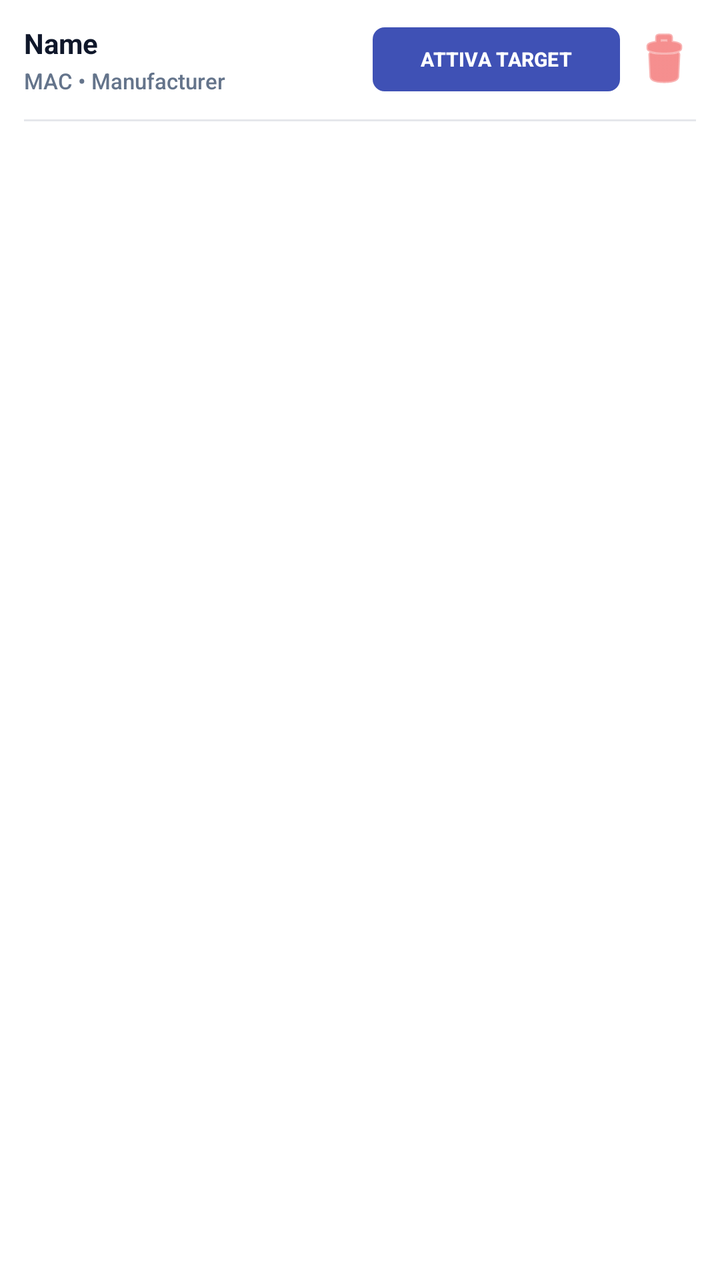
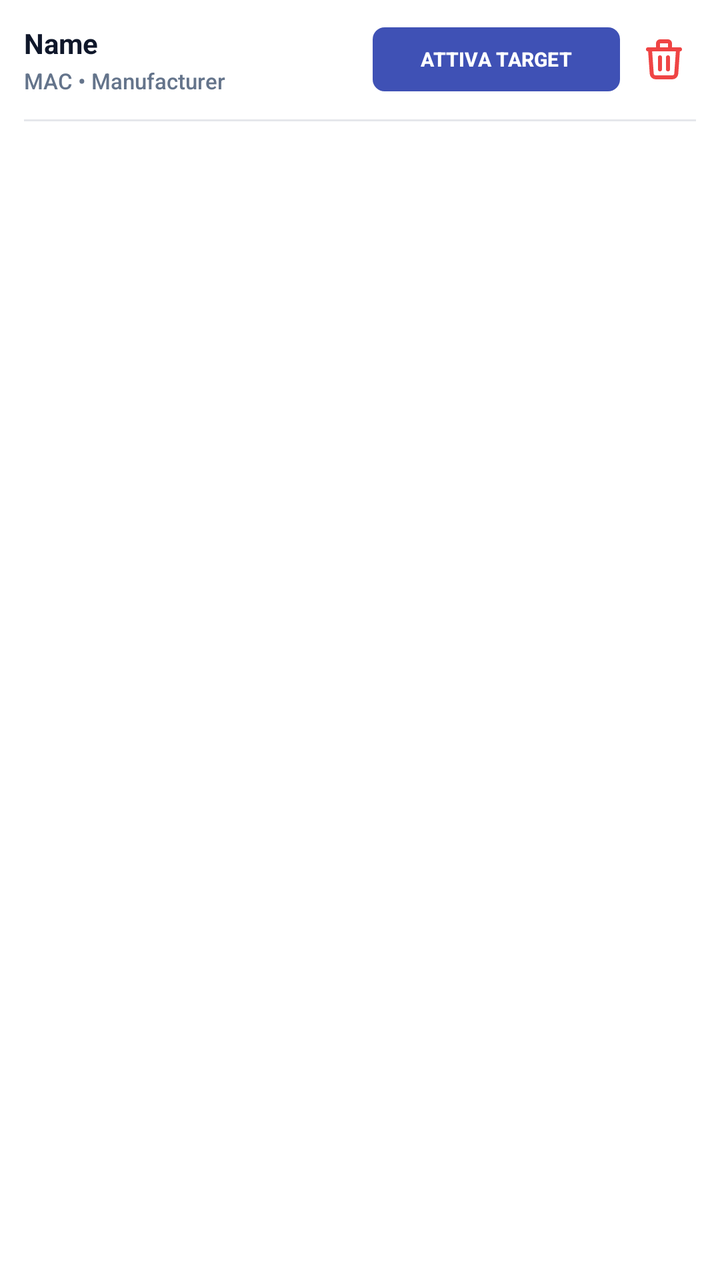

An Android layout rendered at two revisions. The XML below is the earlier revision; the diff shows what the commit changed to produce the second picture.
<!-- AndroidManifest.xml: application theme Theme.ItagScanner -->
<!-- res/layout/archive_list_item.xml -->
<?xml version="1.0" encoding="utf-8"?>
<LinearLayout xmlns:android="http://schemas.android.com/apk/res/android"
    xmlns:app="http://schemas.android.com/apk/res-auto"
    android:layout_width="match_parent"
    android:layout_height="wrap_content"
    android:orientation="vertical"
    android:background="#FFFFFF"
    android:padding="12dp">

    <LinearLayout
        android:layout_width="match_parent"
        android:layout_height="wrap_content"
        android:orientation="horizontal"
        android:gravity="center_vertical">

        <LinearLayout
            android:layout_width="0dp"
            android:layout_height="wrap_content"
            android:layout_weight="1"
            android:orientation="vertical">

            <LinearLayout
                android:layout_width="match_parent"
                android:layout_height="wrap_content"
                android:orientation="horizontal"
                android:gravity="center_vertical">
                <TextView
                    android:id="@+id/archiveNameText"
                    android:layout_width="wrap_content"
                    android:layout_height="wrap_content"
                    android:text="Name"
                    android:textSize="14sp"
                    android:textStyle="bold"
                    android:textColor="@color/text_primary" />
                    
                <TextView
                    android:id="@+id/archiveTechBadge"
                    android:layout_width="wrap_content"
                    android:layout_height="wrap_content"
                    android:layout_marginStart="6dp"
                    android:text="BLE"
                    android:textSize="10sp"
                    android:textStyle="bold"
                    android:paddingStart="6dp"
                    android:paddingEnd="6dp"
                    android:paddingTop="2dp"
                    android:paddingBottom="2dp"
                    android:background="@drawable/bg_badge_ble"
                    android:textColor="#1E3A8A"
                    android:visibility="gone" />
                    
                <TextView
                    android:id="@+id/archiveActiveBadge"
                    android:layout_width="wrap_content"
                    android:layout_height="wrap_content"
                    android:layout_marginStart="6dp"
                    android:text="ATTIVO ORA"
                    android:textSize="10sp"
                    android:textStyle="bold"
                    android:paddingStart="6dp"
                    android:paddingEnd="6dp"
                    android:paddingTop="2dp"
                    android:paddingBottom="2dp"
                    android:background="@drawable/dot_indicator"
                    android:backgroundTint="#059669"
                    android:textColor="#FFFFFF"
                    android:visibility="gone" />
            </LinearLayout>

            <TextView
                android:id="@+id/archiveDetailsText"
                android:layout_width="match_parent"
                android:layout_height="wrap_content"
                android:layout_marginTop="2dp"
                android:text="MAC • Manufacturer"
                android:textSize="11sp"
                android:fontFamily="sans-serif-medium"
                android:textColor="@color/text_secondary" />
        </LinearLayout>

        <com.google.android.material.button.MaterialButton
            android:id="@+id/archiveActionButton"
            android:layout_width="wrap_content"
            android:layout_height="32dp"
            android:text="ATTIVA TARGET"
            android:textSize="10sp"
            android:textStyle="bold"
            android:textColor="#FFFFFF"
            app:backgroundTint="#3F51B5"
            app:cornerRadius="6dp"
            android:insetTop="0dp"
            android:insetBottom="0dp"
            android:paddingStart="10dp"
            android:paddingEnd="10dp"
            android:layout_marginEnd="6dp" />

        <ImageButton
            android:id="@+id/archiveDeleteButton"
            android:layout_width="32dp"
            android:layout_height="32dp"
            android:src="@android:drawable/ic_menu_delete"
            app:tint="#EF4444"
            android:background="?android:attr/selectableItemBackgroundBorderless" />
    </LinearLayout>
    
    <View
        android:layout_width="match_parent"
        android:layout_height="1dp"
        android:background="#E5E7EB"
        android:layout_marginTop="12dp"
        android:layout_marginBottom="-12dp"/>
</LinearLayout>
<!-- resources referenced by this layout -->
<resources>
  <color name="text_primary">#0F172A</color>
  <color name="text_secondary">#64748B</color>
  <!-- drawable bg_badge_ble (drawable) -->
  <?xml version="1.0" encoding="utf-8"?>
  <shape xmlns:android="http://schemas.android.com/apk/res/android"
      android:shape="rectangle">
      <solid android:color="#EFF6FF" />
      <stroke android:width="1dp" android:color="#BFDBFE" />
      <corners android:radius="12dp" />
  </shape>
  <!-- drawable dot_indicator (drawable) -->
  <?xml version="1.0" encoding="utf-8"?>
  <shape xmlns:android="http://schemas.android.com/apk/res/android"
      android:shape="oval">
      <solid android:color="#94A3B8" />
      <size android:width="10dp" android:height="10dp" />
  </shape>
  <style name="Theme.ItagScanner" parent="Theme.Material3.Light.NoActionBar">
          <item name="colorPrimary">@color/colorPrimary</item>
          <item name="colorPrimaryDark">@color/colorPrimaryDark</item>
          <item name="colorAccent">@color/colorPrimary</item>
          <item name="android:windowBackground">@color/page_background</item>
          <item name="android:statusBarColor">@color/colorPrimaryDark</item>
      </style>
  <color name="colorPrimary">#3F51B5</color>
  <color name="colorPrimaryDark">#303F9F</color>
  <color name="page_background">#F1F5F9</color>
</resources>

<!-- the commit's change to res/layout/archive_list_item.xml (unified diff, before → after) -->
@@ -98,7 +98,7 @@
             android:id="@+id/archiveDeleteButton"
             android:layout_width="32dp"
             android:layout_height="32dp"
-            android:src="@android:drawable/ic_menu_delete"
+            android:src="@drawable/ic_trash"
             app:tint="#EF4444"
             android:background="?android:attr/selectableItemBackgroundBorderless" />
     </LinearLayout>
<!-- resource entries referenced after the edit -->
@@ -17,6 +17,20 @@
       <solid android:color="#94A3B8" />
       <size android:width="10dp" android:height="10dp" />
   </shape>
+  <!-- drawable ic_trash (drawable) -->
+  <?xml version="1.0" encoding="utf-8"?>
+  <vector xmlns:android="http://schemas.android.com/apk/res/android"
+      android:width="24dp"
+      android:height="24dp"
+      android:viewportWidth="24"
+      android:viewportHeight="24">
+    <path
+        android:pathData="M19 7l-0.867 12.142A2 2 0 0 1 16.138 21H7.862a2 2 0 0 1 -1.995 -1.858L5 7m5 4v6m4-6v6m1-10V4a1 1 0 0 0 -1 -1h-4a1 1 0 0 0 -1 1v3M4 7h16"
+        android:strokeColor="#000000"
+        android:strokeWidth="2"
+        android:strokeLineCap="round"
+        android:strokeLineJoin="round" />
+  </vector>
   <style name="Theme.ItagScanner" parent="Theme.Material3.Light.NoActionBar">
           <item name="colorPrimary">@color/colorPrimary</item>
           <item name="colorPrimaryDark">@color/colorPrimaryDark</item>
